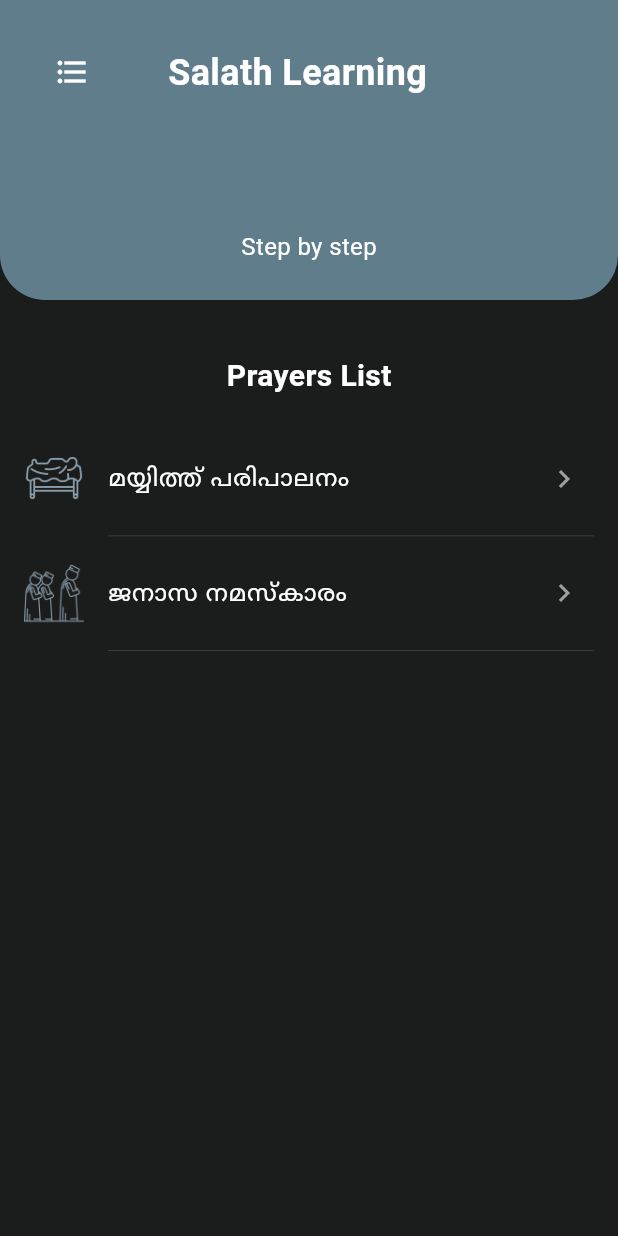
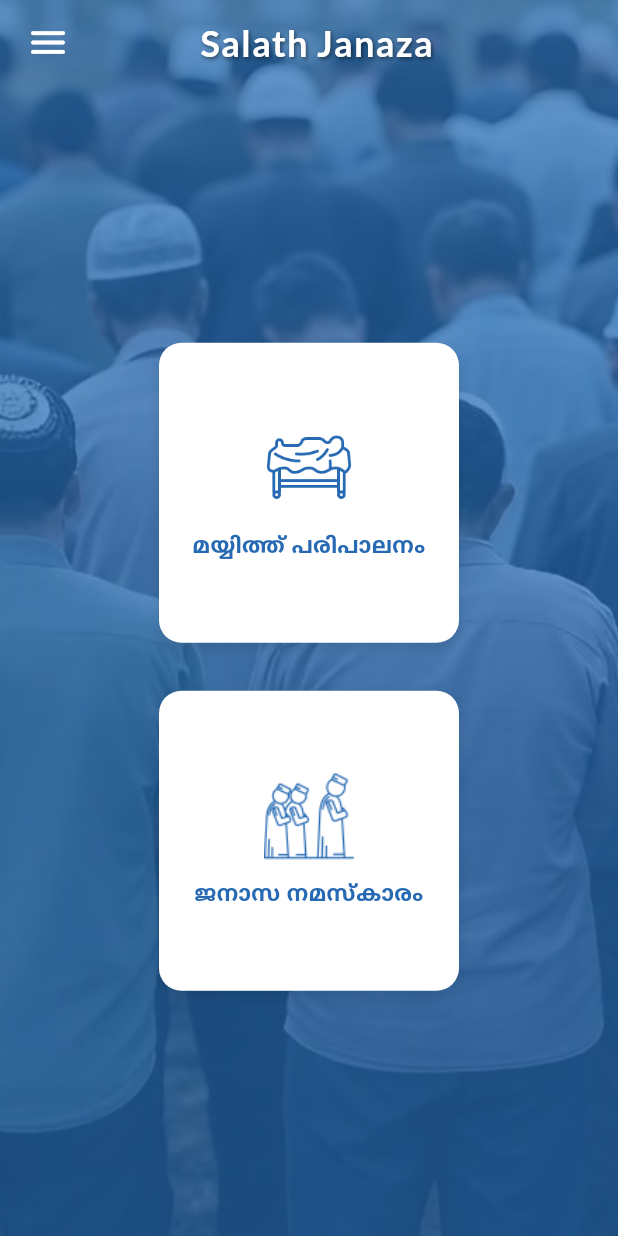
Before and after one commit to Jalaludheen25/Salat_jnz, a Flutter app: the screen it shows after launch, on a phone screen of 412 x 824 dp. Run offline on Flutter 3.47's test engine with Material 3 defaults, Android fonts, the phone set to English and light mode, and no system bars; our stand-ins replace dots_indicator, google_fonts, just_audio; Roboto replaces fonts that are missing (Poppins).

Commit message:
🎨 Update UI of HomeScreen

```diff
--- a/lib/constants/colorclass.dart
+++ b/lib/constants/colorclass.dart
@@ -1,8 +1,8 @@
 import 'package:flutter/material.dart';
 
 class ColorClass {
-  static const Color primaryColor =  Color(0xFF1b1c1c);
-  static const Color secondaryColor = Color(0xFF1b1c1c);
+  static const Color primaryColor = Color(0xFF276AB3);
+  static const Color secondaryColor = Color(0xFF003463);
 
   static const Color white = Color(0xffFFFFFF);
   static const Color white70 = Color(0xA4FFFFFF);
--- a/lib/screen/home screen.dart
+++ b/lib/screen/home screen.dart
@@ -1,7 +1,7 @@
 import 'package:flutter/material.dart';
+import 'package:google_fonts/google_fonts.dart';
 import 'package:salat_al_janaza/constants/colorclass.dart';
 import 'package:salat_al_janaza/constants/iconclass.dart';
-import 'package:salat_al_janaza/constants/textstyleclass.dart';
 import 'package:salat_al_janaza/screen/MayyithScreen.dart';
 import 'package:salat_al_janaza/screen/salatalJanazascreen.dart';
 import 'package:salat_al_janaza/widget/appdrawer.dart';
@@ -16,68 +16,101 @@ class HomeScreen extends StatefulWidget {
 class _HomeScreenState extends State<HomeScreen> {
   final GlobalKey<ScaffoldState> _scaffoldKey = GlobalKey<ScaffoldState>();
 
+  final List<Map<String, dynamic>> prayerItems = [
+    {
+      'title': 'മയ്യിത്ത് പരിപാലനം',
+      'icon': IconClass.deadbodyicon,
+      'screen': const MayyithScreen(),
+    },
+    {
+      'title': 'ജനാസ നമസ്കാരം',
+      'icon': IconClass.prayericon,
+      'screen': const SalatAlJanazaScreen(),
+    },
+    // Add more prayer items here
+  ];
+
   @override
   Widget build(BuildContext context) {
     return Scaffold(
       key: _scaffoldKey,
-      backgroundColor: ColorClass.darkGrey1,
-      drawer: AppDrawer(),
-      body: Column(
-        children: [
-          _buildHeader(),
-          const SizedBox(height: 20),
-          const Padding(
-            padding: EdgeInsets.all(16.0),
-            child: Text(
-              'Prayers List',
-              style: TextStyle(
-                color: Colors.white,
-                fontSize: 20,
-                fontWeight: FontWeight.bold,
+      // Set to transparent so the Stack shows through
+      backgroundColor: Colors.transparent,
+      // Make the AppBar transparent with no elevation
+      extendBodyBehindAppBar: true,
+      appBar: PreferredSize(
+        preferredSize: const Size.fromHeight(65.0),
+        child: AppBar(
+          backgroundColor: Colors.transparent,
+          elevation: 0,
+          leading: Container(
+            margin: const EdgeInsets.only(left: 8),
+            child: IconButton(
+              icon: const Icon(
+                Icons.menu_rounded,
+                color: ColorClass.white,
+                size: 30,
+              ),
+              onPressed: () => _scaffoldKey.currentState?.openDrawer(),
             ),
           ),
+          title: Row(
+            mainAxisSize: MainAxisSize.min,
+            children: [
+              const SizedBox(width: 10),
+              Text(
+                'Salath Janaza',
+                style: GoogleFonts.lato(
+                  fontSize: 24,
+                  fontWeight: FontWeight.w600,
+                  color: ColorClass.white,
+                  letterSpacing: 0.8,
+                  shadows: [
+                    Shadow(
+                      offset: Offset(1, 1),
+                      blurRadius: 3.0,
+                      color: ColorClass.black.withOpacity(0.5),
                     ),
-          Expanded(
-            child: ListView(
-              padding: const EdgeInsets.symmetric(vertical: 10),
+                  ],
+                ),
+              ),
+            ],
+          ),
+          centerTitle: true,
+        ),
+      ),
+      drawer: AppDrawer(),
+      body: Stack(
         children: [
-                _buildPrayerItem(
-                  leading: Image.asset(
-                    IconClass.deadbodyicon,
-                    color: ColorClass.blueGrey1,
-                    width: 40,
-                    height: 40,
+          // Background image (now covers the entire screen including AppBar area)
+          Positioned.fill(
+            child: Image.asset(
+              'assets/images/homebg.jpeg',
+              fit: BoxFit.cover,
             ),
-                  title: 'മയ്യിത്ത് പരിപാലനം',
-                  hasVideo: true,
-                  onTap: () {
-                    Navigator.push(
-                      context,
-                      MaterialPageRoute(
-                        builder: (context) => const MayyithScreen(),
           ),
-                    );
+          // Overlay container with opacity (covers entire screen)
+          Positioned.fill(
+            child: Container(
+              color: ColorClass.primaryColor.withOpacity(0.7),
+            ),
+          ),
+          // Content - now with padding from top to account for AppBar
+          SafeArea(
+            child: Center(
+              child: ConstrainedBox(
+                constraints: const BoxConstraints(maxWidth: 200),
+                child: ListView.separated(
+                  shrinkWrap: true,
+                  padding: const EdgeInsets.symmetric(vertical: 24),
+                  itemCount: prayerItems.length,
+                  separatorBuilder: (context, index) =>
+                      const SizedBox(height: 32),
+                  itemBuilder: (context, index) {
+                    return _buildPrayerItem(prayerItems[index]);
                   },
                 ),
-                _buildPrayerItem(
-                  leading: Image.asset(
-                    IconClass.prayericon,
-                    color: ColorClass.blueGrey1,
-                    width: 40,
-                    height: 40,
               ),
-                  title: 'ജനാസ നമസ്കാരം',
-                  hasVideo: true,
-                  onTap: () {
-                    Navigator.push(
-                      context,
-                      MaterialPageRoute(
-                        builder: (context) => const SalatAlJanazaScreen(),
-                      ),
-                    );
-                  },
-                ),
-              ],
             ),
           ),
         ],
@@ -85,84 +118,52 @@ class _HomeScreenState extends State<HomeScreen> {
     );
   }
 
-  Widget _buildHeader() {
-    return Container(
-      height: 200,
-      padding: const EdgeInsets.all(24.0),
+  Widget _buildPrayerItem(Map<String, dynamic> item) {
+    return GestureDetector(
+      onTap: () {
+        Navigator.push(
+          context,
+          MaterialPageRoute(builder: (context) => item['screen']),
+        );
+      },
+      child: AspectRatio(
+        aspectRatio: 1,
+        child: Container(
           decoration: BoxDecoration(
-        color: Colors.blueGrey,
-        borderRadius: const BorderRadius.only(
-          bottomLeft: Radius.circular(30),
-          bottomRight: Radius.circular(30),
-        ),
-      ),
-      child: Column(
-        mainAxisAlignment: MainAxisAlignment.spaceBetween,
-        children: [
-          Row(
-            children: [
-              IconButton(
-                icon: const Icon(
-                  Icons.format_list_bulleted,
-                  color: Colors.white,
-                ),
-                onPressed: () {
-                  _scaffoldKey.currentState?.openDrawer();
-                },
-              ),
-              SizedBox(width: 40),
-              Text(
-                'Salath Learning',
-                style: TextStyleClass.primaryFont600(24, Colors.white),
+            color: ColorClass.white,
+            borderRadius: BorderRadius.circular(15),
+            boxShadow: [
+              BoxShadow(
+                color: ColorClass.black.withOpacity(0.1),
+                spreadRadius: 0,
+                blurRadius: 6,
+                offset: const Offset(0, 3),
               ),
             ],
           ),
-          const Text(
-            'Step by step',
-            style: TextStyle(
-              color: Colors.white,
+          child: Column(
+            mainAxisAlignment: MainAxisAlignment.center,
+            children: [
+              Image.asset(
+                item['icon'],
+                color: ColorClass.primaryColor,
+                width: 60,
+                height: 60,
+              ),
+              const SizedBox(height: 10),
+              Text(
+                item['title'],
+                textAlign: TextAlign.center,
+                style: const TextStyle(
+                  color: ColorClass.primaryColor,
                   fontSize: 16,
+                  fontWeight: FontWeight.bold,
                 ),
               ),
             ],
           ),
-    );
-  }
-
-  Widget _buildPrayerItem({
-    required Widget leading,
-    required String title,
-    required VoidCallback onTap,
-    required bool hasVideo,
-  }) {
-    return Column(
-      children: [
-        ListTile(
-          onTap: onTap,
-          leading: leading,
-          title: Text(
-            title,
-            style: const TextStyle(
-              color: Colors.white,
-              fontSize: 18,
-              fontWeight: FontWeight.w500,
         ),
       ),
-          trailing: const Icon(
-            Icons.chevron_right,
-            color: Colors.grey,
-          ),
-        ),
-        const SizedBox(height: 10),
-        Padding(
-          padding: const EdgeInsets.only(left: 72, right: 16),
-          child: Container(
-            height: 0.5,
-            color: Colors.grey.withOpacity(0.3),
-          ),
-        ),
-        const SizedBox(height: 10),
-      ],
     );
   }
 }
```
Also changed, not shown: assets/images/homebg.jpeg (added), 4 other files. Lines whose indentation alone changed are shown as unchanged.
